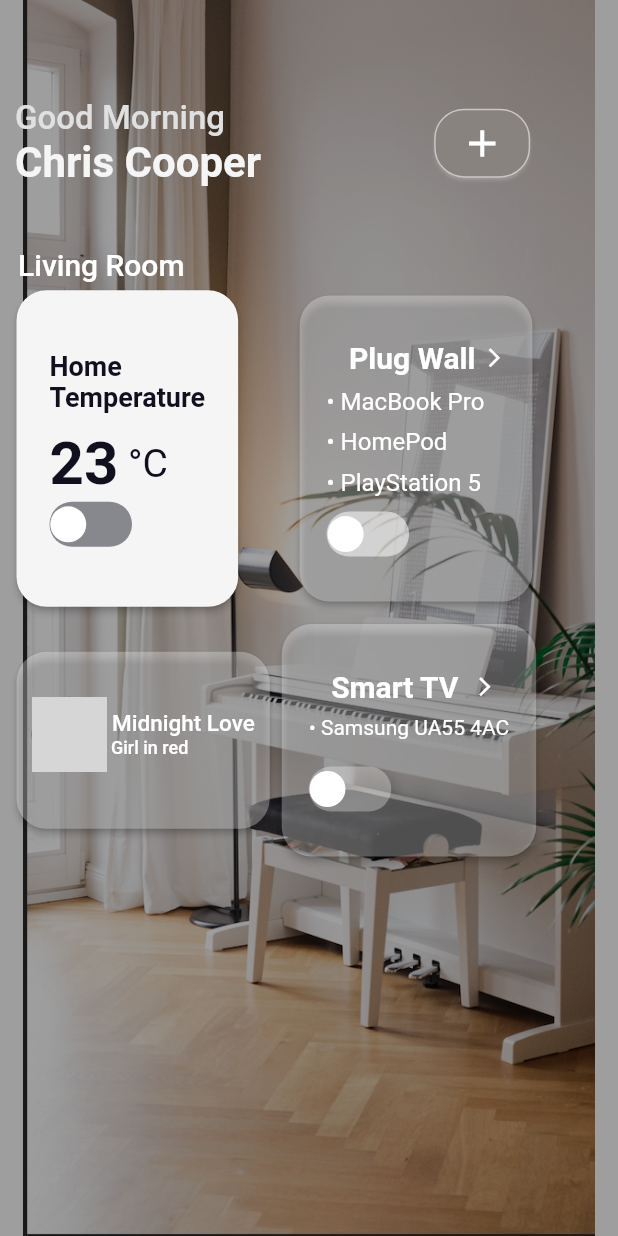
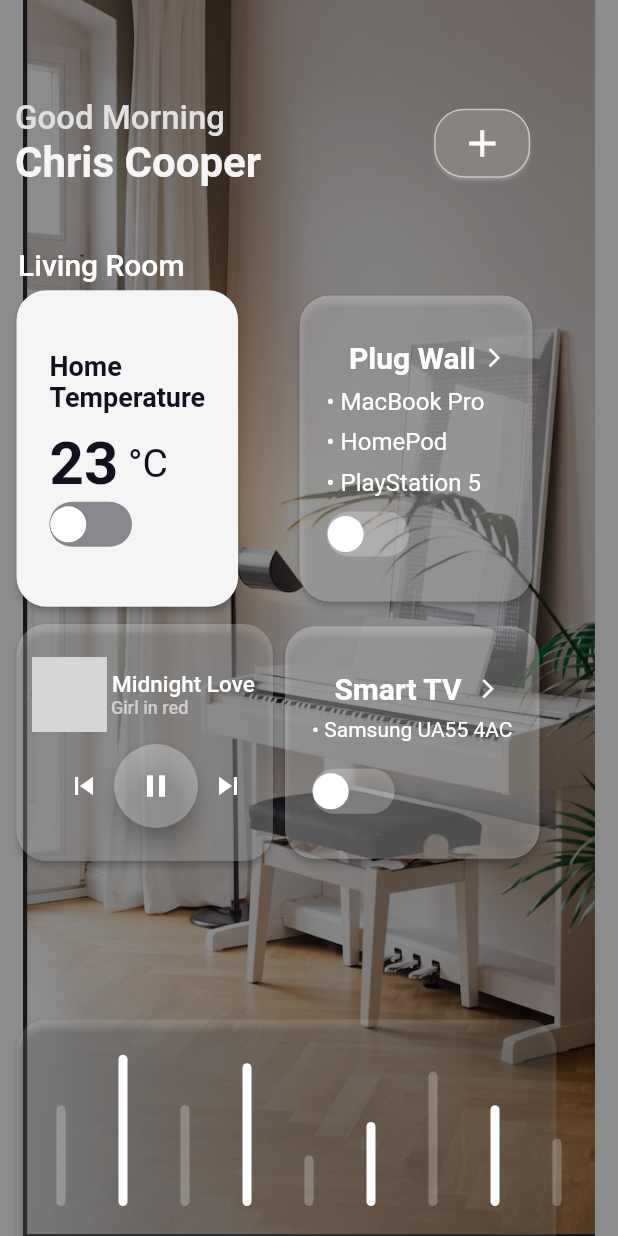
Before and after one commit to Harshak50/Smart_Home, a Flutter app: the screen it shows after launch, on a phone screen of 412 x 824 dp. Run offline on Flutter 3.47's test engine with Material 2 defaults, Android fonts, the phone set to English and light mode, and no system bars; drawn by our look-alikes of fl_chart, flutter_switch; network calls fail; grey boxes are pictures that could not be loaded.

Commit message:
Added stats graph

```diff
--- a/lib/screens/home_screen.dart
+++ b/lib/screens/home_screen.dart
@@ -1,3 +1,5 @@
+
+import 'package:fl_chart/fl_chart.dart';
 import 'package:flutter/material.dart';
 import 'package:flutter_switch/flutter_switch.dart';
 import 'package:smart_home/utils/constants.dart';
@@ -13,6 +15,72 @@ class _HomeScreenState extends State<HomeScreen> {
   @override
   bool status = false;
   bool status1 = false;
+  bool status2 = false;
+
+  BarTouchData get barTouchData => BarTouchData(
+        enabled: true,
+      );
+
+  FlTitlesData get titlesData => FlTitlesData(
+        leftTitles: SideTitles(showTitles: false),
+        topTitles: SideTitles(showTitles: false),
+        rightTitles: SideTitles(showTitles: false),
+        bottomTitles: SideTitles(showTitles: false)
+      );
+
+  FlBorderData get borderData => FlBorderData(
+        show: false,
+        border: Border(
+          bottom: BorderSide.none,
+        ),
+      );
+
+
+
+  List<BarChartGroupData> get barGroups => [
+    BarChartGroupData(
+          x: 0,
+          barRods: [ BarChartRodData( y: 6, colors: [Colors.white24],width: 6)],
+),
+        BarChartGroupData(
+          x: 0,
+          barRods: [ BarChartRodData( y: 9, colors: [Colors.white],width: 6)],
+),
+BarChartGroupData(
+          x: 0,
+          barRods: [ BarChartRodData( y: 6, colors: [Colors.white24],width: 6)],
+),
+BarChartGroupData(
+          x: 0,
+          barRods: [ BarChartRodData( y: 8.5, colors: [Colors.white],width: 6)],
+),
+BarChartGroupData(
+          x: 0,
+          barRods: [ BarChartRodData( y: 3, colors: [Colors.white24],width: 6)],
+),
+
+BarChartGroupData(
+          x: 0,
+          barRods: [ BarChartRodData( y: 5, colors: [Colors.white],width: 6)],
+),
+BarChartGroupData(
+          x: 0,
+          barRods: [ BarChartRodData( y: 8, colors: [Colors.white24],width: 6)],
+),
+
+BarChartGroupData(
+          x: 0,
+          barRods: [ BarChartRodData( y: 6, colors: [Colors.white],width: 6)],
+),
+BarChartGroupData(
+          x: 0,
+          barRods: [ BarChartRodData( y: 4, colors: [Colors.white24],width: 6)],
+),
+
+
+
+      ];
+
   Widget build(BuildContext context) {
     final size = MediaQuery.of(context).size;
     return Scaffold(
@@ -28,7 +96,7 @@ class _HomeScreenState extends State<HomeScreen> {
             ),
           ),
           Container(
-            color: Colors.black38,
+            color: Colors.black45,
           ),
           Positioned(
             top: size.height * 0.08,
@@ -91,7 +159,6 @@ class _HomeScreenState extends State<HomeScreen> {
                   fontSize: 20),
             ),
           ),
-
 
           //  Home Temp and Plug Wall Cards
           Positioned(
@@ -165,7 +232,9 @@ class _HomeScreenState extends State<HomeScreen> {
                     ),
                   ),
                 ),
-                SizedBox(width: size.width*0.08,),
+                SizedBox(
+                  width: size.width * 0.08,
+                ),
                 Container(
                   child: Card(
                     color: Colors.white30,
@@ -188,7 +257,11 @@ class _HomeScreenState extends State<HomeScreen> {
                                     fontSize: 20,
                                     fontWeight: FontWeight.w600),
                               ),
-                              Icon(Icons.arrow_forward_ios, color: Colors.white,size: 15,)
+                              Icon(
+                                Icons.arrow_forward_ios,
+                                color: Colors.white,
+                                size: 15,
+                              )
                             ],
                           ),
                           SizedBox(height: 8),
@@ -220,14 +293,14 @@ class _HomeScreenState extends State<HomeScreen> {
                             width: 55.0,
                             height: 30.0,
                             toggleSize: 24.0,
-                            activeColor: kChipColor,
-                            inactiveColor: Colors.white54,
+                            activeColor: Colors.white54,
+                            inactiveColor: Colors.white24,
                             value: status1,
                             borderRadius: 30.0,
                             padding: 0.7,
                             onToggle: (val) {
                               setState(() {
-                                status = val;
+                                status1 = val;
                               });
                             },
                           ),
@@ -247,17 +320,16 @@ class _HomeScreenState extends State<HomeScreen> {
             left: 7,
             child: Row(
               children: [
-
                 Container(
                   child: Card(
-                          color: Colors.white30,
+                    color: Colors.white24,
                     elevation: 2,
                     shape: RoundedRectangleBorder(
                       borderRadius: BorderRadius.circular(20),
                     ),
                     child: Padding(
                       padding: const EdgeInsets.symmetric(
-                                vertical: 30, horizontal: 10),
+                          vertical: 22, horizontal: 10),
                       child: Column(
                         crossAxisAlignment: CrossAxisAlignment.start,
                         children: [
@@ -265,7 +337,8 @@ class _HomeScreenState extends State<HomeScreen> {
                             children: [
                               CircleAvatar(
                                 radius: 25,
-                                      backgroundImage:NetworkImage("https://images.unsplash.com/photo-1505282722405-413748d3de7a?ixlib=rb-1.2.1&ixid=MnwxMjA3fDB8MHxwaG90by1wYWdlfHx8fGVufDB8fHx8&auto=format&fit=crop&w=930&q=80"),
+                                backgroundImage: NetworkImage(
+                                    "https://images.unsplash.com/photo-1505282722405-413748d3de7a?ixlib=rb-1.2.1&ixid=MnwxMjA3fDB8MHxwaG90by1wYWdlfHx8fGVufDB8fHx8&auto=format&fit=crop&w=930&q=80"),
                               ),
                               Column(
                                 crossAxisAlignment: CrossAxisAlignment.start,
@@ -280,17 +353,50 @@ class _HomeScreenState extends State<HomeScreen> {
                                   Text(
                                     " Girl in red",
                                     style: TextStyle(
-                                              color: Colors.white,
+                                        color: Colors.white60,
                                         fontSize: 12,
                                         fontWeight: FontWeight.w500),
                                   ),
                                 ],
                               ),
-
                             ],
                           ),
                           SizedBox(height: 8),
-
+                          Row(
+                            children: [
+                              SizedBox(
+                                width: 15,
+                              ),
+                              Padding(
+                                padding: const EdgeInsets.all(8.0),
+                                child: Icon(
+                                  Icons.skip_previous,
+                                  size: 24,
+                                  color: Colors.white,
+                                ),
+                              ),
+                              SizedBox(
+                                child: FloatingActionButton(
+                                  backgroundColor: Colors.white30,
+                                  child: Icon(
+                                    Icons.pause,
+                                    size: 24,
+                                  ),
+                                  onPressed: () {
+                                    print("Cliked");
+                                  },
+                                ),
+                              ),
+                              Padding(
+                                padding: const EdgeInsets.all(8.0),
+                                child: Icon(
+                                  Icons.skip_next,
+                                  size: 24,
+                                  color: Colors.white,
+                                ),
+                              ),
+                            ],
+                          )
                         ],
                       ),
                     ),
@@ -318,7 +424,11 @@ class _HomeScreenState extends State<HomeScreen> {
                                     fontSize: 20,
                                     fontWeight: FontWeight.w600),
                               ),
-                                    Icon(Icons.arrow_forward_ios, color: Colors.white,size: 15,)
+                              Icon(
+                                Icons.arrow_forward_ios,
+                                color: Colors.white,
+                                size: 15,
+                              )
                             ],
                           ),
                           SizedBox(height: 8),
@@ -335,14 +445,14 @@ class _HomeScreenState extends State<HomeScreen> {
                             width: 55.0,
                             height: 30.0,
                             toggleSize: 24.0,
-                                  activeColor: kChipColor,
-                                  inactiveColor: Colors.white30,
-                                  value: status1,
+                            activeColor: Colors.white54,
+                            inactiveColor: Colors.white24,
+                            value: status2,
                             borderRadius: 30.0,
                             padding: 0.5,
                             onToggle: (val) {
                               setState(() {
-                                      status = val;
+                                status2 = val;
                               });
                             },
                           ),
@@ -355,7 +465,46 @@ class _HomeScreenState extends State<HomeScreen> {
             ),
           ),
 
-
+          Positioned(
+            top: size.height * 0.82,
+            left: 7,
+            child: Container(
+              child: Card(
+                color: Colors.white12,
+                elevation: 2,
+                shape: RoundedRectangleBorder(
+                  borderRadius: BorderRadius.circular(20),
+                ),
+                child: Padding(
+                  padding:
+                      const EdgeInsets.symmetric(vertical: 99, horizontal:180),
+                      child: SizedBox(height: 50,),
+                ),
+              ),
+            ),
+          ),
+          Positioned(
+            child: Padding(
+              padding: const EdgeInsets.all(20.0),
+              child: BarChart(
+                BarChartData(
+                  barTouchData: barTouchData,
+                  titlesData: titlesData,
+                  borderData: borderData,
+                  gridData: FlGridData(show: false),
+                  barGroups: barGroups,
+                  alignment: BarChartAlignment.spaceAround,
+                  maxY: 70,
+                ),
+              ),
+            ),
+          ),
+          Positioned(
+            height: size.height * 0.9,
+            child: Container(
+              color: Colors.green,
+            ),
+          )
         ],
       ),
     );
--- a/pubspec.yaml
+++ b/pubspec.yaml
@@ -15,6 +15,7 @@ dependencies:
     sdk: flutter
   google_fonts:
   flutter_switch:
+  fl_chart:
 
   cupertino_icons: ^1.0.2
 
```
Also changed, not shown: pubspec.lock, 3 other files. Lines whose indentation alone changed are shown as unchanged.
